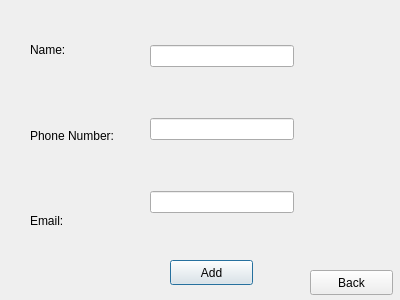
Before: the Qt Designer form addclientview.ui in maliklewis/comp3004, drawn with Qt 5.
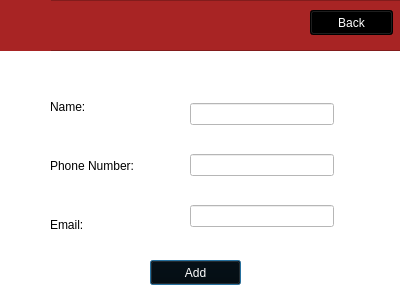
After: the same form once the commit is applied. Icons and pictures are not drawn.

What changed in the file:
```diff
--- a/addclientview.ui
+++ b/addclientview.ui
@@ -13,15 +13,24 @@
   <property name="windowTitle">
    <string>Add Client</string>
   </property>
+  <property name="styleSheet">
+   <string notr="true">background-color: rgb(255, 255, 255);</string>
+  </property>
   <widget class="QPushButton" name="clientAddButton">
    <property name="geometry">
     <rect>
-     <x>170</x>
+     <x>150</x>
      <y>260</y>
-     <width>83</width>
+     <width>91</width>
      <height>25</height>
     </rect>
    </property>
+   <property name="styleSheet">
+    <string notr="true">background-color: rgb(0, 0, 0);
+color: rgb(255, 255, 255);
+border-color: rgb(0, 0, 0);
+</string>
+   </property>
    <property name="text">
     <string>Add</string>
    </property>
@@ -29,10 +38,10 @@
   <widget class="QWidget" name="layoutWidget">
    <property name="geometry">
     <rect>
-     <x>30</x>
-     <y>10</y>
+     <x>50</x>
+     <y>80</y>
      <width>103</width>
-     <height>251</height>
+     <height>171</height>
     </rect>
    </property>
    <layout class="QVBoxLayout" name="verticalLayout">
@@ -59,26 +68,13 @@
     </item>
    </layout>
   </widget>
-  <widget class="QPushButton" name="clientBackButton">
-   <property name="geometry">
-    <rect>
-     <x>310</x>
-     <y>270</y>
-     <width>83</width>
-     <height>25</height>
-    </rect>
-   </property>
-   <property name="text">
-    <string>Back</string>
-   </property>
-  </widget>
   <widget class="QWidget" name="layoutWidget1">
    <property name="geometry">
     <rect>
-     <x>150</x>
-     <y>0</y>
+     <x>190</x>
+     <y>80</y>
      <width>144</width>
-     <height>261</height>
+     <height>171</height>
     </rect>
    </property>
    <layout class="QVBoxLayout" name="verticalLayout_2">
@@ -93,6 +89,66 @@
     </item>
    </layout>
   </widget>
+  <widget class="QFrame" name="frame">
+   <property name="geometry">
+    <rect>
+     <x>0</x>
+     <y>0</y>
+     <width>401</width>
+     <height>51</height>
+    </rect>
+   </property>
+   <property name="autoFillBackground">
+    <bool>false</bool>
+   </property>
+   <property name="styleSheet">
+    <string notr="true">background-color: rgb(168, 36, 36);</string>
+   </property>
+   <property name="frameShape">
+    <enum>QFrame::StyledPanel</enum>
+   </property>
+   <property name="frameShadow">
+    <enum>QFrame::Raised</enum>
+   </property>
+   <widget class="QLabel" name="label">
+    <property name="geometry">
+     <rect>
+      <x>0</x>
+      <y>0</y>
+      <width>51</width>
+      <height>51</height>
+     </rect>
+    </property>
+    <property name="text">
+     <string/>
+    </property>
+    <property name="pixmap">
+     <pixmap>../../Downloads/cuacs logo (b&amp;w).png</pixmap>
+    </property>
+    <property name="scaledContents">
+     <bool>true</bool>
+    </property>
+   </widget>
+   <widget class="QPushButton" name="clientBackButton">
+    <property name="geometry">
+     <rect>
+      <x>310</x>
+      <y>10</y>
+      <width>83</width>
+      <height>25</height>
+     </rect>
+    </property>
+    <property name="styleSheet">
+     <string notr="true">background-color: rgb(0, 0, 0);
+color: rgb(255, 255, 255);
+border-color: rgb(0, 0, 0);
+</string>
+    </property>
+    <property name="text">
+     <string>Back</string>
+    </property>
+   </widget>
+  </widget>
  </widget>
  <resources/>
  <connections/>
```
